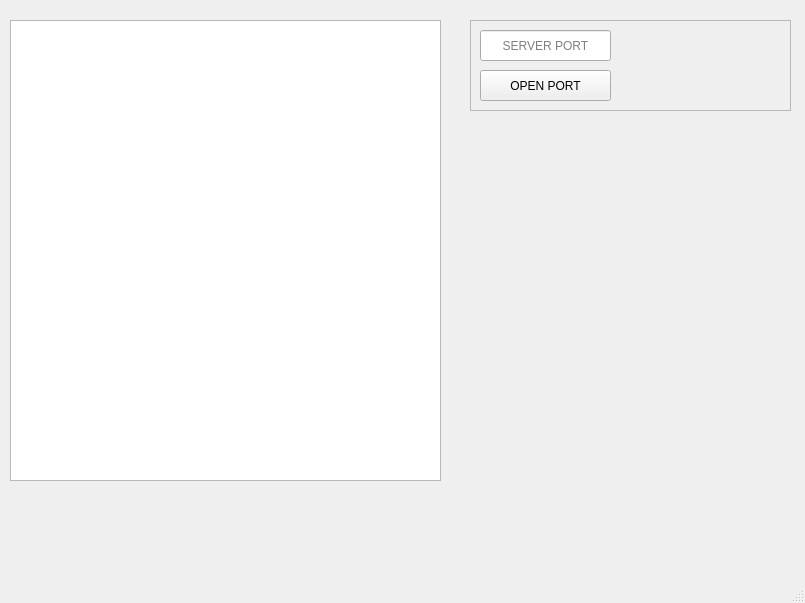
This is mainwindow.ui in ivanleirbag/GermanHTTP as Qt 5 draws it before an edit. The edited form follows.
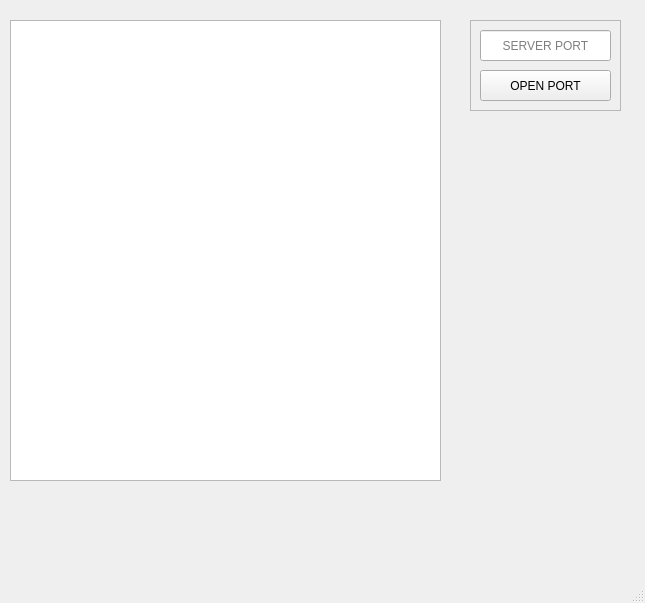
This is the edited form.

Commit message: Ajustes en el tratado del logfile

The edit to the form file:
```diff
--- a/mainwindow.ui
+++ b/mainwindow.ui
@@ -6,7 +6,7 @@
    <rect>
     <x>0</x>
     <y>0</y>
-    <width>805</width>
+    <width>645</width>
     <height>603</height>
    </rect>
   </property>
@@ -29,7 +29,7 @@
      <rect>
       <x>470</x>
       <y>20</y>
-      <width>321</width>
+      <width>151</width>
       <height>91</height>
      </rect>
     </property>
```
Left out of the diff: 4 changed lines with no effect on the pictures.
